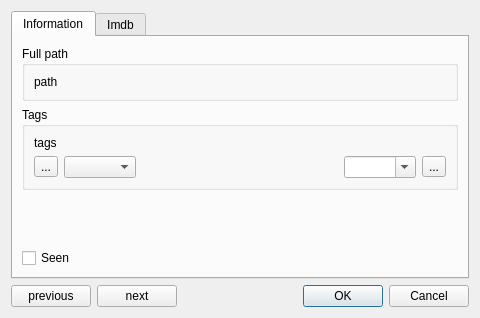
Old version of the form src/ui/editmediadialog.ui in the repository slopjong/MediaSpy.
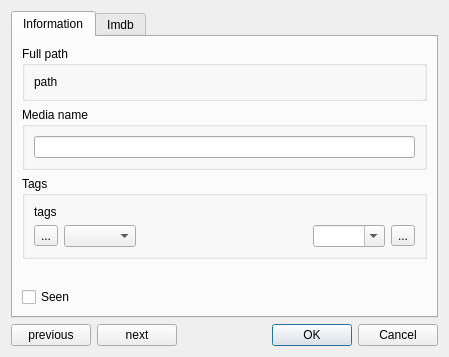
New version of the form. Icons and pictures are not drawn.

Commit message: First part of renaming media system - edit dialog

```diff
--- a/src/ui/editmediadialog.ui
+++ b/src/ui/editmediadialog.ui
@@ -6,8 +6,8 @@
    <rect>
     <x>0</x>
     <y>0</y>
-    <width>480</width>
-    <height>318</height>
+    <width>449</width>
+    <height>357</height>
    </rect>
   </property>
   <property name="windowTitle">
@@ -43,6 +43,32 @@
          </layout>
         </widget>
        </item>
+       <item>
+        <widget class="QGroupBox" name="mediaNameGroupBox">
+         <property name="title">
+          <string>Media name</string>
+         </property>
+         <layout class="QVBoxLayout" name="verticalLayout_5">
+          <item>
+           <widget class="QLineEdit" name="mediaNameLineEdit">
+            <property name="toolTip">
+             <string>&lt;!DOCTYPE HTML PUBLIC &quot;-//W3C//DTD HTML 4.0//EN&quot; &quot;http://www.w3.org/TR/REC-html40/strict.dtd&quot;&gt;
+&lt;html&gt;&lt;head&gt;&lt;meta name=&quot;qrichtext&quot; content=&quot;1&quot; /&gt;&lt;style type=&quot;text/css&quot;&gt;
+p, li { white-space: pre-wrap; }
+&lt;/style&gt;&lt;/head&gt;&lt;body style=&quot; font-family:'DejaVu Sans'; font-size:9pt; font-weight:400; font-style:normal;&quot;&gt;
+&lt;p style=&quot; margin-top:0px; margin-bottom:0px; margin-left:0px; margin-right:0px; -qt-block-indent:0; text-indent:0px;&quot;&gt;In order to ease gathering information from websites, the media name is composed of &lt;span style=&quot; font-weight:600;&quot;&gt;two parts&lt;/span&gt;:&lt;/p&gt;
+&lt;p style=&quot; margin-top:0px; margin-bottom:0px; margin-left:0px; margin-right:0px; -qt-block-indent:0; text-indent:0px;&quot;&gt;- the &lt;span style=&quot; font-weight:600;&quot;&gt;title&lt;/span&gt; itself used to make queries on websites, it should be as close as possible to the actual title ;&lt;/p&gt;
+&lt;p style=&quot; margin-top:0px; margin-bottom:0px; margin-left:0px; margin-right:0px; -qt-block-indent:0; text-indent:0px;&quot;&gt;- a &lt;span style=&quot; font-weight:600;&quot;&gt;free part&lt;/span&gt; where you can put any additional information (like a number, a year, etc. or even nothing).&lt;/p&gt;
+&lt;p style=&quot;-qt-paragraph-type:empty; margin-top:0px; margin-bottom:0px; margin-left:0px; margin-right:0px; -qt-block-indent:0; text-indent:0px;&quot;&gt;&lt;/p&gt;
+&lt;p style=&quot; margin-top:0px; margin-bottom:0px; margin-left:0px; margin-right:0px; -qt-block-indent:0; text-indent:0px;&quot;&gt;The character '_' (underscore) is used to separate the two parts. Please don't use it in the title.&lt;/p&gt;
+&lt;p style=&quot; margin-top:0px; margin-bottom:0px; margin-left:0px; margin-right:0px; -qt-block-indent:0; text-indent:0px;&quot;&gt;For example: &lt;span style=&quot; font-style:italic;&quot;&gt;Star Wars_(&lt;/span&gt;&lt;span style=&quot; font-style:italic;&quot;&gt;1977)_Georges.Lucas_dvdRip&lt;/span&gt;&lt;/p&gt;
+&lt;p style=&quot;-qt-paragraph-type:empty; margin-top:0px; margin-bottom:0px; margin-left:0px; margin-right:0px; -qt-block-indent:0; text-indent:0px;&quot;&gt;&lt;/p&gt;&lt;/body&gt;&lt;/html&gt;</string>
+            </property>
+           </widget>
+          </item>
+         </layout>
+        </widget>
+       </item>
        <item>
         <widget class="QGroupBox" name="tagGroupBox">
          <property name="title">
```
Left out of the diff: 12 changed lines with no effect on the pictures. The commit also changes 4 other files.
